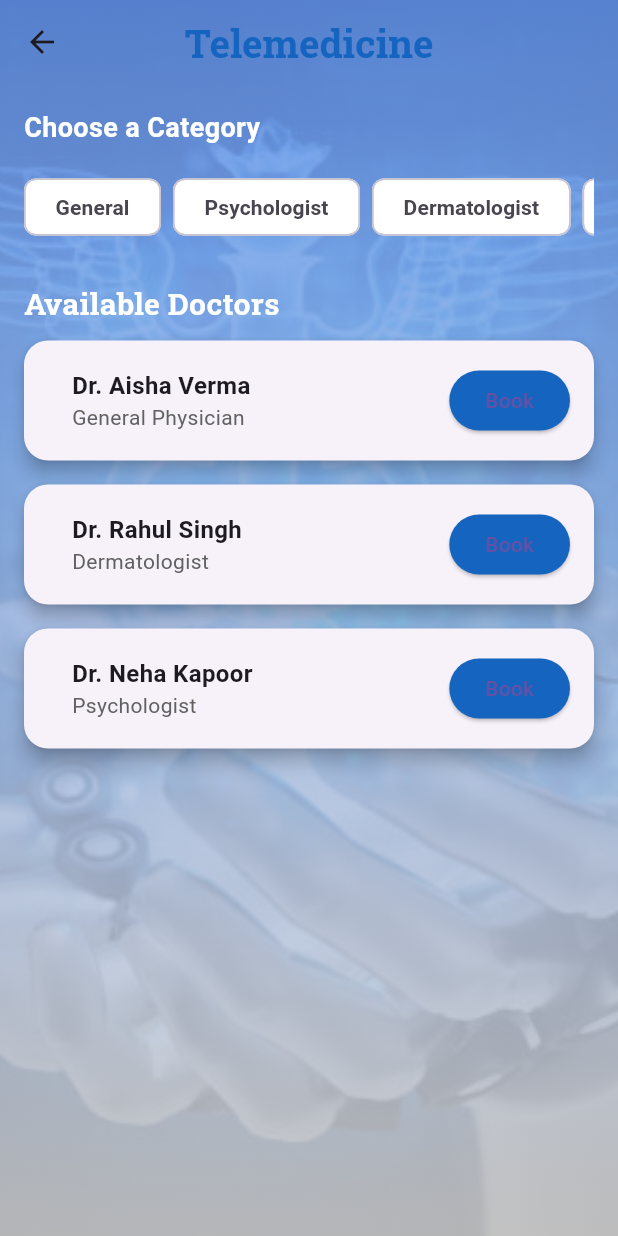
After one commit to callmesidhu/AI-myAIdoctor-hackathon, a Flutter app: the TelemedicinePage screen opened directly, on a phone screen of 412 x 824 dp. The commit adds this screen. Run offline on Flutter 3.47's test engine with Material 3 defaults, Android fonts, the phone set to English and light mode, and no system bars; our stand-ins replace google_fonts.

Commit message:
Added Telemedicine Integration

```diff
--- a/Flutter-My-Doctor-App/lib/pages/home_page.dart
+++ b/Flutter-My-Doctor-App/lib/pages/home_page.dart
@@ -7,7 +7,7 @@ import 'diagnosis_page.dart';
 import 'risk_page.dart';
 import 'alert_page.dart';
 import 'chat_page.dart';
-import 'medicine_page.dart';
+import 'telemedicine_page.dart';
 import 'planner_page.dart';
 class HomePage extends StatelessWidget {
   final List<Map<String, dynamic>> options = [
@@ -121,7 +121,7 @@ class HomePage extends StatelessWidget {
                             if (item['label'] == 'Telemedicine Integration') {
                               Navigator.push(
                                 context,
-                                MaterialPageRoute(builder: (context) => MedicinePage()),
+                                MaterialPageRoute(builder: (context) => TelemedicinePage()),
                               );
                             }
                           },
--- /dev/null
+++ b/Flutter-My-Doctor-App/lib/pages/telemedicine_page.dart
@@ -0,0 +1,154 @@
+
+import 'package:flutter/material.dart';
+import 'package:google_fonts/google_fonts.dart';
+
+class TelemedicinePage extends StatelessWidget {
+  @override
+  Widget build(BuildContext context) {
+    return Scaffold(
+      appBar: AppBar(
+        title: Text(
+          'Telemedicine',
+          style: GoogleFonts.robotoSlab(
+            fontSize: 26,
+            fontWeight: FontWeight.bold,
+            color: Colors.blue[800],
+          ),
+        ),
+        backgroundColor: Colors.transparent,
+        elevation: 0,
+        centerTitle: true,
+      ),
+      extendBodyBehindAppBar: true,
+      body: Stack(
+        children: [
+          Positioned.fill(
+            child: Image.asset(
+              'assets/images/bg.jpg',
+              fit: BoxFit.cover,
+            ),
+          ),
+          Positioned.fill(
+            child: Container(
+              decoration: BoxDecoration(
+                gradient: LinearGradient(
+                  colors: [
+                    Color.fromRGBO(100, 149, 237, 0.85),
+                    Color.fromRGBO(211, 211, 211, 0.85),
+                  ],
+                  begin: Alignment.topCenter,
+                  end: Alignment.bottomCenter,
+                ),
+              ),
+            ),
+          ),
+
+          SafeArea(
+            child: Padding(
+              padding: const EdgeInsets.all(16.0),
+              child: Column(
+                crossAxisAlignment: CrossAxisAlignment.start,
+                children: [
+
+                  Text(
+                    "Choose a Category",
+                    style: GoogleFonts.roboto(
+                      fontSize: 18,
+                      fontWeight: FontWeight.w600,
+                      color: Colors.white,
+                    ),
+                  ),
+                  SizedBox(height: 10),
+
+                  SizedBox(
+                    height: 60,
+                    child: ListView(
+                      scrollDirection: Axis.horizontal,
+                      children: [
+                        _categoryChip("General"),
+                        _categoryChip("Psychologist"),
+                        _categoryChip("Dermatologist"),
+                        _categoryChip("Nutritionist"),
+                        _categoryChip("Pediatrician"),
+                      ],
+                    ),
+                  ),
+
+                  SizedBox(height: 20),
+
+                  Text(
+                    "Available Doctors",
+                    style: GoogleFonts.robotoSlab(
+                      fontSize: 20,
+                      fontWeight: FontWeight.bold,
+                      color: Colors.white,
+                    ),
+                  ),
+                  SizedBox(height: 10),
+
+                  Expanded(
+                    child: ListView(
+                      children: [
+                        _doctorCard("Dr. Aisha Verma", "General Physician"),
+                        _doctorCard("Dr. Rahul Singh", "Dermatologist"),
+                        _doctorCard("Dr. Neha Kapoor", "Psychologist"),
+                      ],
+                    ),
+                  ),
+                ],
+              ),
+            ),
+          ),
+        ],
+      ),
+    );
+  }
+
+  Widget _categoryChip(String label) {
+    return Padding(
+      padding: const EdgeInsets.only(right: 8.0),
+      child: Chip(
+        label: Text(label),
+        backgroundColor: Colors.white,
+        labelStyle: TextStyle(fontWeight: FontWeight.bold),
+        elevation: 3,
+        padding: EdgeInsets.symmetric(horizontal: 12, vertical: 8),
+      ),
+    );
+  }
+
+  Widget _doctorCard(String name, String specialty) {
+    return Card(
+      margin: EdgeInsets.only(bottom: 16),
+      shape: RoundedRectangleBorder(borderRadius: BorderRadius.circular(16)),
+      elevation: 5,
+      child: Padding(
+        padding: const EdgeInsets.all(16),
+        child: Row(
+          children: [
+            SizedBox(width: 16),
+            Expanded(
+              child: Column(
+                crossAxisAlignment: CrossAxisAlignment.start,
+                children: [
+                  Text(name,
+                      style: GoogleFonts.roboto(
+                          fontSize: 16, fontWeight: FontWeight.bold)),
+                  Text(specialty,
+                      style: TextStyle(fontSize: 14, color: Colors.grey[700])),
+                ],
+              ),
+            ),
+            ElevatedButton(
+              onPressed: () {},
+              child: Text("Book"),
+              style: ElevatedButton.styleFrom(
+                backgroundColor: Colors.blue[800],
+              ),
+            )
+          ],
+        ),
+      ),
+    );
+  }
+}
```
Also changed, not shown: Flutter-My-Doctor-App/lib/pages/medicine_page.dart (deleted, +0 -88 lines).
